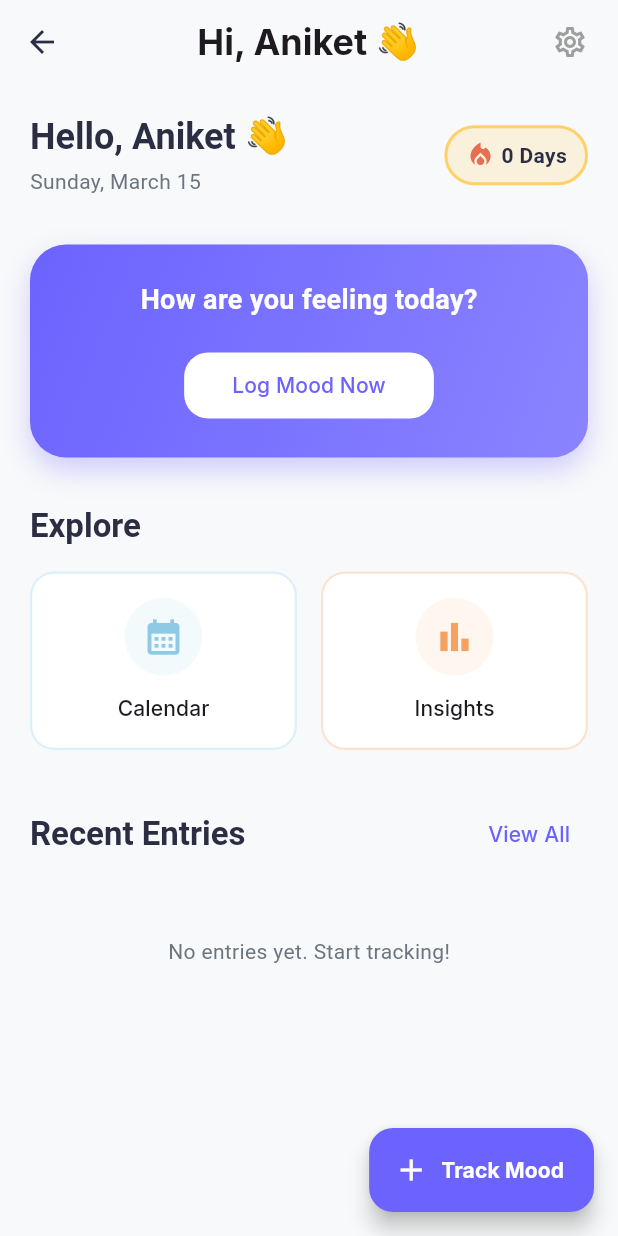
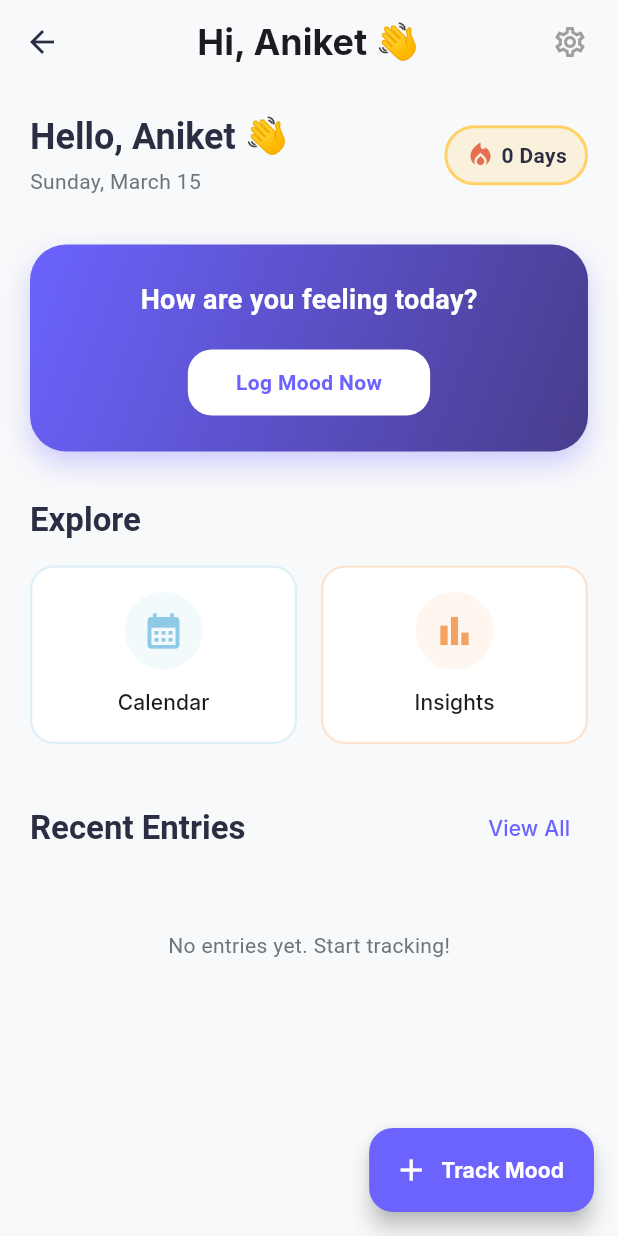
Before and after one commit to aniketplacement2025-a11y/mood-swing-app, a Flutter app: the HomeView screen opened by its route, on a phone screen of 412 x 824 dp. Run offline on Flutter 3.47's test engine with Material 3 defaults, Android fonts, the phone set to English and light mode, and no system bars; our stand-ins replace fl_chart, get, google_fonts, hive, hive_flutter, table_calendar; accounts and stored records are empty.

Commit message:
Animations In Our Application

```diff
--- /dev/null
+++ b/lib/app/core/utils/animation_utils.dart
@@ -0,0 +1,89 @@
+import 'package:flutter/material.dart';
+
+class FadeInSlide extends StatelessWidget {
+  final Widget child;
+  final Duration duration;
+  final Duration delay;
+  final double beginOffset;
+
+  const FadeInSlide({
+    super.key,
+    required this.child,
+    this.duration = const Duration(milliseconds: 600),
+    this.delay = Duration.zero,
+    this.beginOffset = 30.0,
+  });
+
+  @override
+  Widget build(BuildContext context) {
+    return TweenAnimationBuilder<double>(
+      tween: Tween(begin: 0.0, end: 1.0),
+      duration: duration,
+      curve: Curves.easeOutCubic,
+      builder: (context, value, child) {
+        return Opacity(
+          opacity: value,
+          child: Transform.translate(
+            offset: Offset(0, beginOffset * (1 - value)),
+            child: child,
+          ),
+        );
+      },
+      child: child,
+    );
+  }
+}
+
+class ScaleButton extends StatefulWidget {
+  final Widget child;
+  final VoidCallback? onTap;
+  final double scaleDown;
+
+  const ScaleButton({
+    super.key,
+    required this.child,
+    this.onTap,
+    this.scaleDown = 0.95,
+  });
+
+  @override
+  State<ScaleButton> createState() => _ScaleButtonState();
+}
+
+class _ScaleButtonState extends State<ScaleButton>
+    with SingleTickerProviderStateMixin {
+  late AnimationController _controller;
+  late Animation<double> _scaleAnimation;
+
+  @override
+  void initState() {
+    super.initState();
+    _controller = AnimationController(
+      vsync: this,
+      duration: const Duration(milliseconds: 100),
+    );
+    _scaleAnimation = Tween<double>(
+      begin: 1.0,
+      end: widget.scaleDown,
+    ).animate(CurvedAnimation(parent: _controller, curve: Curves.easeInOut));
+  }
+
+  @override
+  void dispose() {
+    _controller.dispose();
+    super.dispose();
+  }
+
+  @override
+  Widget build(BuildContext context) {
+    return GestureDetector(
+      onTapDown: (_) => _controller.forward(),
+      onTapUp: (_) {
+        _controller.reverse();
+        if (widget.onTap != null) widget.onTap!();
+      },
+      onTapCancel: () => _controller.reverse(),
+      child: ScaleTransition(scale: _scaleAnimation, child: widget.child),
+    );
+  }
+}
--- a/lib/app/modules/home/views/home_view.dart
+++ b/lib/app/modules/home/views/home_view.dart
@@ -3,6 +3,7 @@ import 'package:get/get.dart';
 import 'package:intl/intl.dart';
 
 import '../../../core/theme/app_colors.dart';
+import '../../../core/utils/animation_utils.dart';
 import '../../../routes/app_pages.dart';
 import '../controllers/home_controller.dart';
 
@@ -15,12 +16,14 @@ class HomeView extends GetView<HomeController> {
       appBar: AppBar(
         backgroundColor: Colors.transparent,
         elevation: 0,
-        title: Obx(() => Text(
+        title: Obx(
+          () => Text(
             'Hi, ${controller.userName.value} 👋',
-          style: Theme.of(context).textTheme.headlineSmall?.copyWith(
-            fontWeight: FontWeight.bold,
+            style: Theme.of(
+              context,
+            ).textTheme.headlineSmall?.copyWith(fontWeight: FontWeight.bold),
           ),
-        )),
+        ),
         actions: [
           IconButton(
             onPressed: controller.goToSettings,
@@ -36,16 +39,22 @@ class HomeView extends GetView<HomeController> {
             crossAxisAlignment: CrossAxisAlignment.start,
             children: [
               // Header & Streak
-              Row(
+              FadeInSlide(
+                duration: const Duration(milliseconds: 600),
+                child: Row(
                   mainAxisAlignment: MainAxisAlignment.spaceBetween,
                   children: [
                     Column(
                       crossAxisAlignment: CrossAxisAlignment.start,
                       children: [
-                      Obx(() => Text(
+                        Obx(
+                          () => Text(
                             'Hello, ${controller.userName.value} 👋',
-                        style: Theme.of(context).textTheme.titleLarge?.copyWith(fontSize: 24),
-                      )),
+                            style: Theme.of(
+                              context,
+                            ).textTheme.titleLarge?.copyWith(fontSize: 24),
+                          ),
+                        ),
                         const SizedBox(height: 4),
                         Text(
                           DateFormat('EEEE, MMMM d').format(DateTime.now()),
@@ -53,24 +62,36 @@ class HomeView extends GetView<HomeController> {
                         ),
                       ],
                     ),
-                  _buildStreakBadge(context),
+                    ScaleButton(
+                      onTap: () {}, // Optional action for the badge
+                      child: _buildStreakBadge(context),
+                    ),
                   ],
+                ),
               ),
 
               const SizedBox(height: 32),
 
               // Today's Check-in Card
-              _buildTodayCard(context),
+              FadeInSlide(
+                delay: const Duration(milliseconds: 100),
+                child: _buildTodayCard(context),
+              ),
 
               const SizedBox(height: 32),
 
               // Quick Actions
-              Text(
+              FadeInSlide(
+                delay: const Duration(milliseconds: 200),
+                child: Text(
                   'Explore',
                   style: Theme.of(context).textTheme.titleLarge,
                 ),
+              ),
               const SizedBox(height: 16),
-              Row(
+              FadeInSlide(
+                delay: const Duration(milliseconds: 300),
+                child: Row(
                   children: [
                     Expanded(
                       child: _buildActionCard(
@@ -93,11 +114,14 @@ class HomeView extends GetView<HomeController> {
                     ),
                   ],
                 ),
+              ),
 
               const SizedBox(height: 32),
 
               // Recent Entries
-              Row(
+              FadeInSlide(
+                delay: const Duration(milliseconds: 400),
+                child: Row(
                   mainAxisAlignment: MainAxisAlignment.spaceBetween,
                   children: [
                     Text(
@@ -110,8 +134,11 @@ class HomeView extends GetView<HomeController> {
                     ),
                   ],
                 ),
+              ),
               const SizedBox(height: 12),
-              Obx(() {
+              FadeInSlide(
+                delay: const Duration(milliseconds: 500),
+                child: Obx(() {
                   if (controller.recentEntries.isEmpty) {
                     return const Center(
                       child: Padding(
@@ -124,13 +151,15 @@ class HomeView extends GetView<HomeController> {
                     shrinkWrap: true,
                     physics: const NeverScrollableScrollPhysics(),
                     itemCount: controller.recentEntries.length,
-                  separatorBuilder: (context, index) => const SizedBox(height: 12),
+                    separatorBuilder: (context, index) =>
+                        const SizedBox(height: 12),
                     itemBuilder: (context, index) {
                       final entry = controller.recentEntries[index];
                       return _buildEntryCard(context, entry);
                     },
                   );
                 }),
+              ),
             ],
           ),
         ),
@@ -139,7 +168,10 @@ class HomeView extends GetView<HomeController> {
         onPressed: controller.goToMoodLogging,
         backgroundColor: AppColors.primary,
         icon: const Icon(Icons.add, color: Colors.white),
-        label: const Text('Track Mood', style: TextStyle(color: Colors.white, fontWeight: FontWeight.bold)),
+        label: const Text(
+          'Track Mood',
+          style: TextStyle(color: Colors.white, fontWeight: FontWeight.bold),
+        ),
       ),
     );
   }
@@ -155,27 +187,38 @@ class HomeView extends GetView<HomeController> {
       child: Row(
         mainAxisSize: MainAxisSize.min,
         children: [
-          const Icon(Icons.local_fire_department, color: AppColors.moodIrritated, size: 20),
+          const Icon(
+            Icons.local_fire_department,
+            color: AppColors.moodIrritated,
+            size: 20,
+          ),
           const SizedBox(width: 4),
-          Obx(() => Text(
+          Obx(
+            () => Text(
               '${controller.currentStreak.value} Days',
               style: const TextStyle(
                 fontWeight: FontWeight.bold,
-              color: AppColors.textPrimaryLight, // Might need adapting for dark mode
+                color: AppColors
+                    .textPrimaryLight, // Might need adapting for dark mode
               ).copyWith(color: Theme.of(context).colorScheme.onBackground),
-          )),
+            ),
+          ),
         ],
       ),
     );
   }
 
   Widget _buildTodayCard(BuildContext context) {
-    return Container(
+    return AnimatedContainer(
+      duration: const Duration(milliseconds: 500),
+      curve: Curves.easeInOut,
       width: double.infinity,
       padding: const EdgeInsets.all(24),
       decoration: BoxDecoration(
-        gradient: const LinearGradient(
-          colors: [AppColors.primary, Color(0xFF8A84FF)],
+        gradient: LinearGradient(
+          colors: controller.hasCheckedInToday.value
+              ? [AppColors.primary, const Color(0xFF8A84FF)]
+              : [const Color(0xFF6C63FF), const Color(0xFF483D8B)],
           begin: Alignment.topLeft,
           end: Alignment.bottomRight,
         ),
@@ -194,18 +237,32 @@ class HomeView extends GetView<HomeController> {
             children: [
               const Text(
                 'How are you feeling today?',
-                style: TextStyle(color: Colors.white, fontSize: 18, fontWeight: FontWeight.bold),
+                style: TextStyle(
+                  color: Colors.white,
+                  fontSize: 18,
+                  fontWeight: FontWeight.bold,
+                ),
               ),
               const SizedBox(height: 20),
-              ElevatedButton(
-                onPressed: controller.goToMoodLogging,
-                style: ElevatedButton.styleFrom(
-                  backgroundColor: Colors.white,
-                  foregroundColor: AppColors.primary,
-                  shape: RoundedRectangleBorder(borderRadius: BorderRadius.circular(16)),
-                  padding: const EdgeInsets.symmetric(horizontal: 32, vertical: 12),
+              ScaleButton(
+                onTap: controller.goToMoodLogging,
+                child: Container(
+                  padding: const EdgeInsets.symmetric(
+                    horizontal: 32,
+                    vertical: 12,
                   ),
-                child: const Text('Log Mood Now'),
+                  decoration: BoxDecoration(
+                    color: Colors.white,
+                    borderRadius: BorderRadius.circular(16),
+                  ),
+                  child: const Text(
+                    'Log Mood Now',
+                    style: TextStyle(
+                      color: AppColors.primary,
+                      fontWeight: FontWeight.bold,
+                    ),
+                  ),
+                ),
               ),
             ],
           );
@@ -214,17 +271,34 @@ class HomeView extends GetView<HomeController> {
             children: [
               Text(
                 'Your Mood Today',
-                style: TextStyle(color: Colors.white.withOpacity(0.9), fontSize: 14),
+                style: TextStyle(
+                  color: Colors.white.withOpacity(0.9),
+                  fontSize: 14,
+                ),
               ),
               const SizedBox(height: 12),
-              Text(
+              TweenAnimationBuilder<double>(
+                tween: Tween(begin: 0.0, end: 1.0),
+                duration: const Duration(milliseconds: 800),
+                curve: Curves.elasticOut,
+                builder: (context, value, child) {
+                  return Transform.scale(
+                    scale: value,
+                    child: Text(
                       controller.todayMoodEmoji.value,
                       style: const TextStyle(fontSize: 48),
+                    ),
+                  );
+                },
               ),
               const SizedBox(height: 8),
               Text(
                 controller.todayMoodText.value,
-                style: const TextStyle(color: Colors.white, fontSize: 20, fontWeight: FontWeight.bold),
+                style: const TextStyle(
+                  color: Colors.white,
+                  fontSize: 20,
+                  fontWeight: FontWeight.bold,
+                ),
               ),
             ],
           );
@@ -233,10 +307,15 @@ class HomeView extends GetView<HomeController> {
     );
   }
 
-  Widget _buildActionCard(BuildContext context, {required IconData icon, required String title, required Color color, required VoidCallback onTap}) {
-    return InkWell(
+  Widget _buildActionCard(
+    BuildContext context, {
+    required IconData icon,
+    required String title,
+    required Color color,
+    required VoidCallback onTap,
+  }) {
+    return ScaleButton(
       onTap: onTap,
-      borderRadius: BorderRadius.circular(16),
       child: Container(
         padding: const EdgeInsets.all(16),
         decoration: BoxDecoration(
@@ -289,7 +368,10 @@ class HomeView extends GetView<HomeController> {
                 shape: BoxShape.circle,
               ),
               child: Center(
-                child: Text(getEmoji(entry.emotion), style: const TextStyle(fontSize: 24)),
+                child: Text(
+                  getEmoji(entry.emotion),
+                  style: const TextStyle(fontSize: 24),
+                ),
               ),
             ),
             const SizedBox(width: 16),
@@ -297,18 +379,34 @@ class HomeView extends GetView<HomeController> {
               child: Column(
                 crossAxisAlignment: CrossAxisAlignment.start,
                 children: [
-                  Text(entry.emotion, style: const TextStyle(fontWeight: FontWeight.bold, fontSize: 16)),
+                  Text(
+                    entry.emotion,
+                    style: const TextStyle(
+                      fontWeight: FontWeight.bold,
+                      fontSize: 16,
+                    ),
+                  ),
                   const SizedBox(height: 4),
                   Wrap(
                     spacing: 4,
-                    children: entry.tags.map<Widget>((tag) => Container(
-                          padding: const EdgeInsets.symmetric(horizontal: 6, vertical: 2),
+                    children: entry.tags
+                        .map<Widget>(
+                          (tag) => Container(
+                            padding: const EdgeInsets.symmetric(
+                              horizontal: 6,
+                              vertical: 2,
+                            ),
                             decoration: BoxDecoration(
                               color: Theme.of(context).colorScheme.background,
                               borderRadius: BorderRadius.circular(4),
                             ),
-                          child: Text(tag, style: const TextStyle(fontSize: 10)),
-                        )).toList(),
+                            child: Text(
+                              tag,
+                              style: const TextStyle(fontSize: 10),
+                            ),
+                          ),
+                        )
+                        .toList(),
                   ),
                 ],
               ),
```
Also changed, not shown: lib/app/modules/auth/controllers/auth_controller.dart (+6 -2 lines), lib/app/modules/home/controllers/home_controller.dart (+23 -11 lines), lib/app/modules/mood_logging/views/mood_logging_view.dart (+74 -17 lines). Lines whose indentation alone changed are shown as unchanged.
